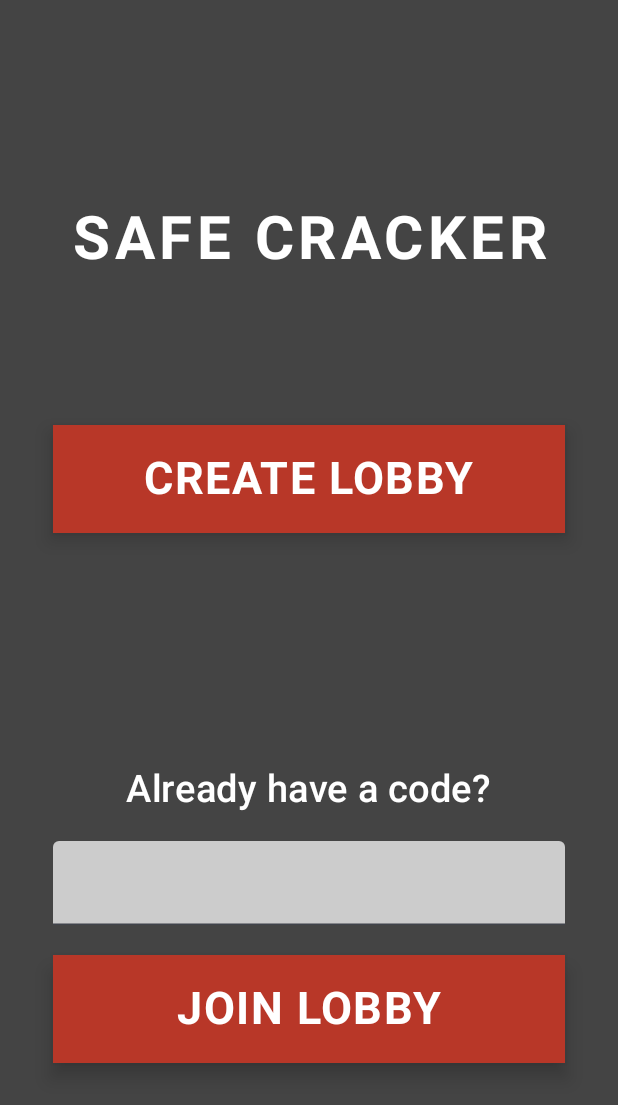
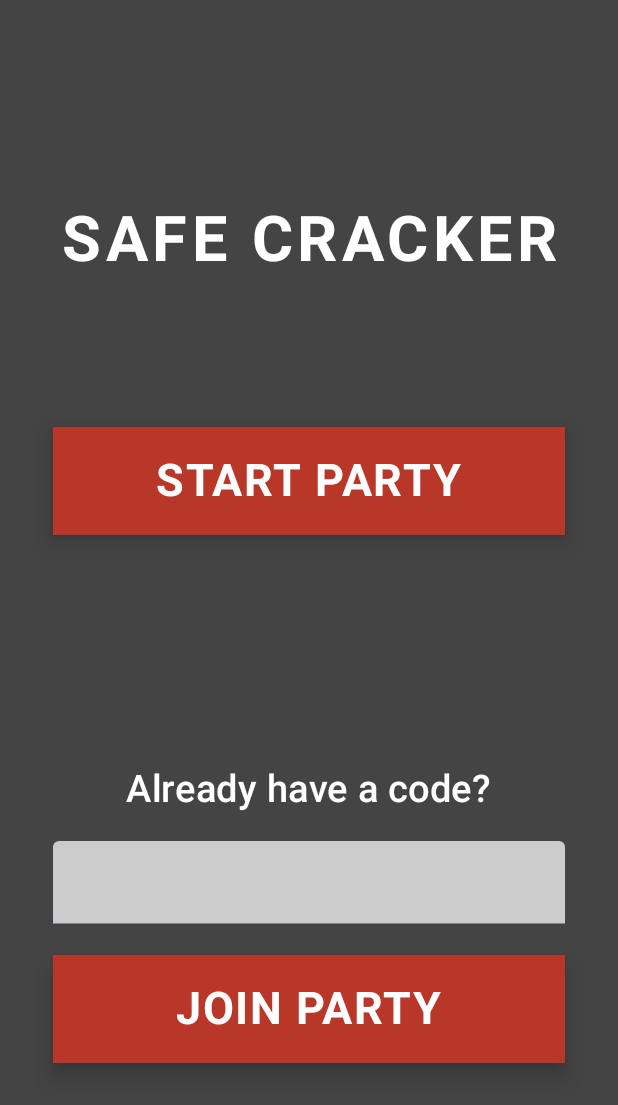
Before and after one commit to sticrii/guessmess, an Android app built with Jetpack Compose: the screen it shows after launch (MainActivity), after a tap on "LET'S GO", on a phone screen of 412 x 824 dp. Shown: the top 1105 px of the screen. Run offline under Robolectric (Android 15) with nearby library versions, the phone set to English and light mode, and no system bars; our stand-ins replace Dagger/Hilt's generated code, Firebase (no records; nobody signed in at launch, a user with empty details on screens opened directly).

Commit message:
fix: ui changes, enums added, renamed 'lobby' to 'party' visually

```diff
--- /dev/null
+++ b/app/src/main/java/com/studioname/safecracker/enums/ButtonColors.kt
@@ -0,0 +1,9 @@
+package com.studioname.safecracker.enums
+
+import androidx.compose.ui.graphics.Color
+
+enum class ButtonColors(val value: Color) {
+    // 2. Wrap the hex numbers inside the Color() class
+    ACTION(Color(0xFFB83728)), // red
+    SECONDARY(Color(0xFFB37568)) // dimmed red
+}
--- /dev/null
+++ b/app/src/main/java/com/studioname/safecracker/enums/TextSize.kt
@@ -0,0 +1,11 @@
+package com.studioname.safecracker.enums
+
+import androidx.compose.ui.unit.TextUnit
+import androidx.compose.ui.unit.sp
+
+enum class TextSize(val value: TextUnit) {
+    TITLE(42.sp),
+    SUBTITLE(25.sp),
+    INFO(16.sp),
+    ACTION(30.sp)
+}
--- a/app/src/main/java/com/studioname/safecracker/repository/Repository.kt
+++ b/app/src/main/java/com/studioname/safecracker/repository/Repository.kt
@@ -68,7 +68,7 @@ class Repository @Inject constructor() {
             lobbyCode = (100000..999999).random().toString()
             val lobbyExists = db.child("lobbies").child(lobbyCode)
                 .get().await().exists()
-            //to do: napraviti pouzdaniju proveru
+            // TODO: napraviti pouzdaniju proveru
 
         } while (lobbyExists)
 
--- a/app/src/main/java/com/studioname/safecracker/ui/DisplayNameScreen.kt
+++ b/app/src/main/java/com/studioname/safecracker/ui/DisplayNameScreen.kt
@@ -21,6 +21,7 @@ import androidx.compose.ui.tooling.preview.Preview
 import androidx.compose.ui.unit.dp
 import androidx.compose.ui.unit.sp
 import androidx.navigation.NavController
+import com.studioname.safecracker.enums.TextSize
 import com.studioname.safecracker.ui.components.ActionButton
 import com.studioname.safecracker.ui.components.GameTitle
 import com.studioname.safecracker.ui.theme.SafeCrackerTheme
@@ -53,7 +54,7 @@ fun DisplayNameScreen(
         ) {
             Text(
                 text = "Enter a nickname",
-                fontSize = 25.sp,
+                fontSize = TextSize.SUBTITLE.value,
                 fontWeight = FontWeight.SemiBold,
                 color = Color.White,
                 modifier = Modifier.padding(20.dp)
--- a/app/src/main/java/com/studioname/safecracker/ui/MainMenuScreen.kt
+++ b/app/src/main/java/com/studioname/safecracker/ui/MainMenuScreen.kt
@@ -56,7 +56,7 @@ fun MainMenuScreen(
                     }
                 )
             },
-            buttonText = "CREATE LOBBY",
+            buttonText = "START PARTY",
             modifier = Modifier.fillMaxWidth()
         )
         if (message.isNotEmpty()) {
@@ -103,7 +103,7 @@ fun MainMenuScreen(
                         }
                     )
                 },
-                buttonText = "JOIN LOBBY",
+                buttonText = "JOIN PARTY",
                 modifier = Modifier.fillMaxWidth()
             )
         }
--- a/app/src/main/java/com/studioname/safecracker/ui/components/ActionButton.kt
+++ b/app/src/main/java/com/studioname/safecracker/ui/components/ActionButton.kt
@@ -12,6 +12,8 @@ import androidx.compose.ui.graphics.RectangleShape
 import androidx.compose.ui.text.font.FontWeight
 import androidx.compose.ui.unit.dp
 import androidx.compose.ui.unit.sp
+import com.studioname.safecracker.enums.ButtonColors
+import com.studioname.safecracker.enums.TextSize
 
 /**
  * Reusable action button component to enforce consistency. To be used as the main button on the screen
@@ -25,7 +27,7 @@ fun ActionButton(onClick: () -> Unit, buttonText: String, modifier: Modifier = M
     Button(
         onClick = onClick,
         colors = ButtonDefaults.buttonColors(
-            containerColor = Color(0xFFB83728)
+            containerColor = ButtonColors.ACTION.value
         ),
         shape = RectangleShape,
         modifier = modifier.padding(top = 20.dp, start = 20.dp, end = 20.dp),
@@ -37,7 +39,7 @@ fun ActionButton(onClick: () -> Unit, buttonText: String, modifier: Modifier = M
     ) {
         Text(
             text = buttonText,
-            fontSize = 30.sp,
+            fontSize = TextSize.ACTION.value,
             modifier = Modifier.padding(10.dp),
             fontWeight = FontWeight.Bold,
             letterSpacing = 1.sp,
--- a/app/src/main/java/com/studioname/safecracker/ui/components/GameTitle.kt
+++ b/app/src/main/java/com/studioname/safecracker/ui/components/GameTitle.kt
@@ -9,6 +9,7 @@ import androidx.compose.ui.text.font.FontWeight
 import androidx.compose.ui.text.style.TextAlign
 import androidx.compose.ui.unit.dp
 import androidx.compose.ui.unit.sp
+import com.studioname.safecracker.enums.TextSize
 
 /**
  * Reusable GameTitle component, will be replaced by game logo
@@ -21,7 +22,7 @@ fun GameTitle(modifier: Modifier = Modifier.padding(top = 200.dp, bottom = 30.dp
     Text(
         text = "SAFE CRACKER",
         textAlign = TextAlign.Center,
-        fontSize = 40.sp,
+        fontSize = TextSize.TITLE.value,
         fontWeight = FontWeight.Bold,
         color = Color.White,
         letterSpacing = 3.sp,
```
Also changed, not shown: app/src/main/java/com/studioname/safecracker/ui/LobbyScreen.kt (+62 -24 lines).
